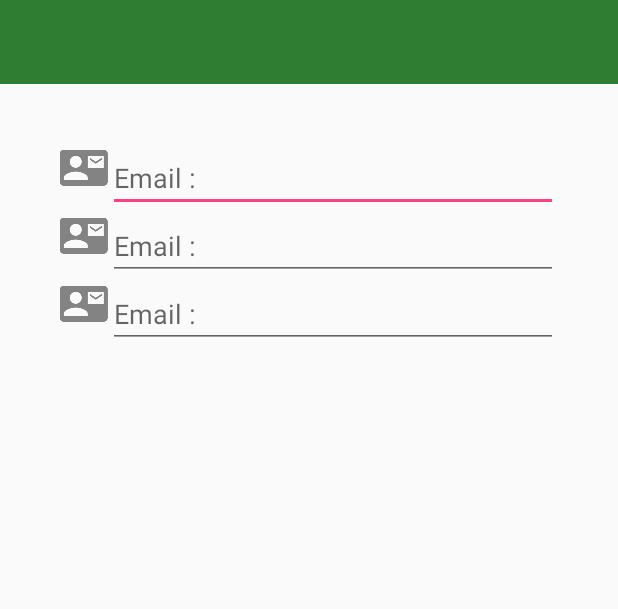
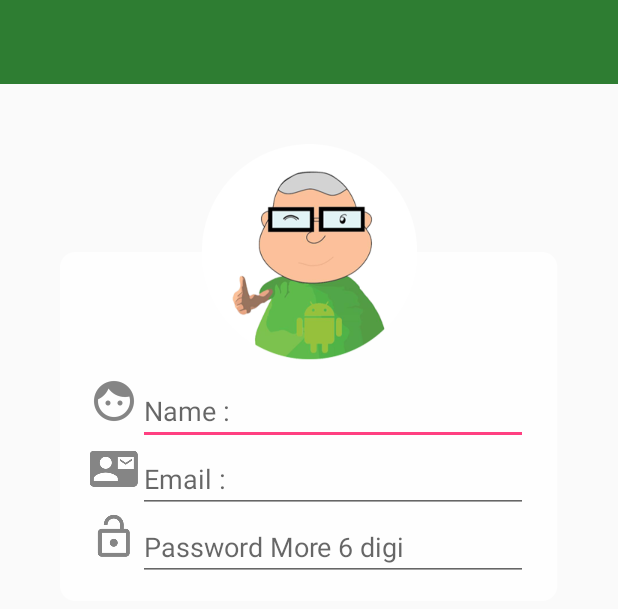
Before and after one commit to masterUNG/FirebaseUNG, an Android app: the layout fragment_register.xml on its own in the app's theme, with its tools: preview values and no code run, on a phone screen of 412 x 824 dp. Shown: the top 609 px of the screen. Run offline under Robolectric (Android 15) with nearby library versions, the phone set to English and light mode, and no system bars.

Commit message:
Replace Fragment Success

```diff
--- a/app/src/main/res/layout/fragment_main.xml
+++ b/app/src/main/res/layout/fragment_main.xml
@@ -63,6 +63,8 @@
 
         <!--New Register-->
         <TextView
+            android:clickable="true"
+            android:id="@+id/txtNewRegister"
             android:textColor="@color/colorAccent"
             android:textStyle="italic"
             android:text="New Register"
--- a/app/src/main/res/layout/fragment_register.xml
+++ b/app/src/main/res/layout/fragment_register.xml
@@ -9,6 +9,7 @@
 
     <!--Content-->
     <LinearLayout
+        android:background="@drawable/login_masterung"
         android:layout_margin="@dimen/my_margin"
         android:orientation="vertical"
         android:layout_width="match_parent"
@@ -22,14 +23,14 @@
 
             <!--Icon-->
             <ImageView
-                android:src="@drawable/ic_action_email"
+                android:src="@drawable/ic_action_name"
                 android:layout_width="wrap_content"
                 android:layout_height="wrap_content" />
 
             <!--Email-->
             <EditText
-                android:inputType="textEmailAddress"
-                android:hint="@string/email"
+                android:inputType="text"
+                android:hint="Name :"
                 android:layout_width="match_parent"
                 android:layout_height="wrap_content" />
 
@@ -64,14 +65,14 @@
 
             <!--Icon-->
             <ImageView
-                android:src="@drawable/ic_action_email"
+                android:src="@drawable/ic_action_password"
                 android:layout_width="wrap_content"
                 android:layout_height="wrap_content" />
 
             <!--Email-->
             <EditText
-                android:inputType="textEmailAddress"
-                android:hint="@string/email"
+                android:inputType="text"
+                android:hint="Password More 6 digi"
                 android:layout_width="match_parent"
                 android:layout_height="wrap_content" />
 
```
Also changed, not shown: app/src/main/java/androidthai/in/th/firebaseung/fragment/MainFragment.java (+25 -0 lines), app/src/main/java/androidthai/in/th/firebaseung/fragment/RegisterFragment.java (added, +27 -0 lines), app/src/main/res/drawable-hdpi/ic_action_name.png (added), app/src/main/res/drawable-mdpi/ic_action_name.png (added), app/src/main/res/drawable-xhdpi/ic_action_name.png (added), app/src/main/res/drawable-xxhdpi/ic_action_name.png (added).
